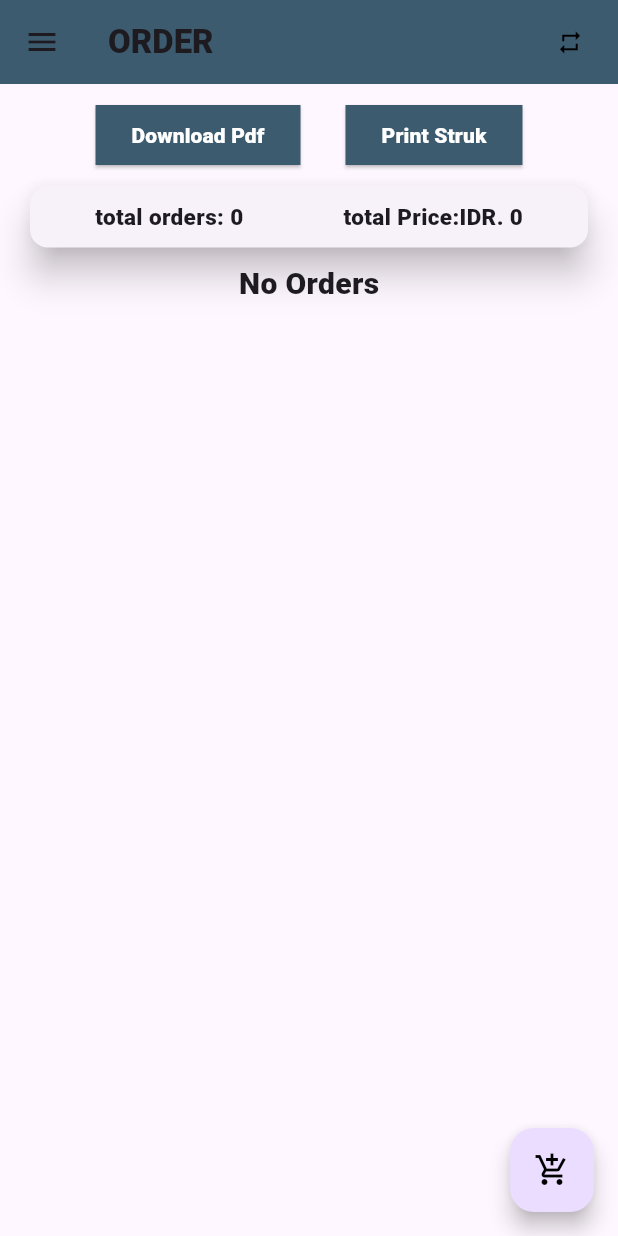
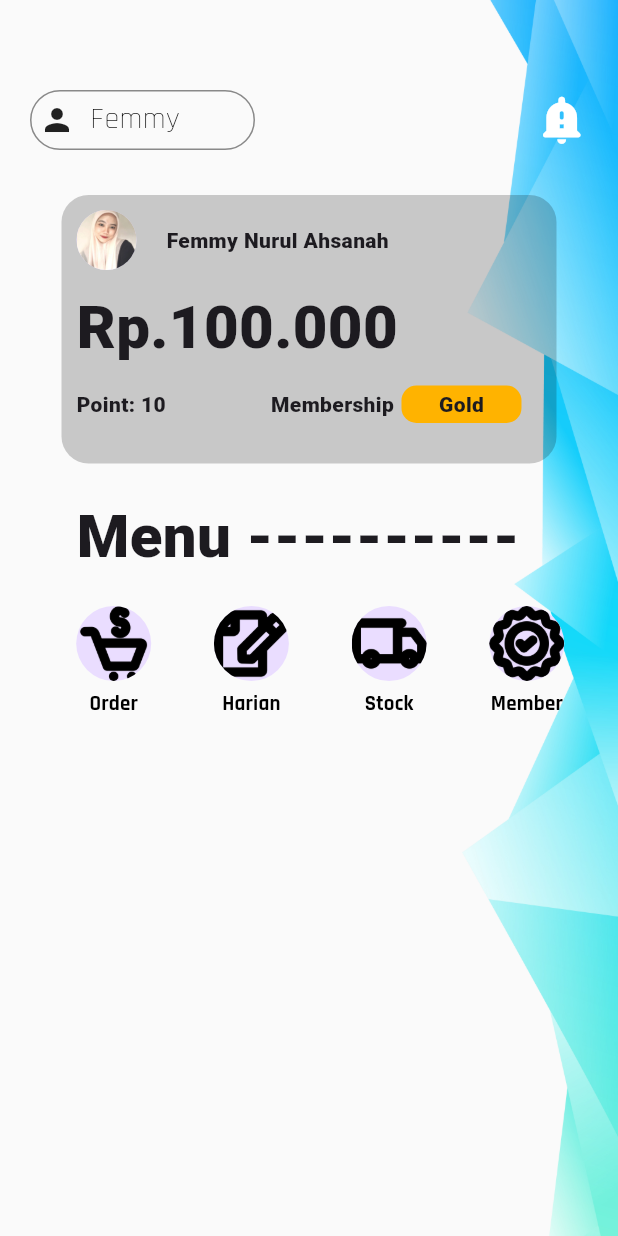
Before and after one commit to fathurdja/kasir-pdf-dan-bluetooth-print, a Flutter app: the screen it shows after launch, after a tap on "Mulai", on a phone screen of 412 x 824 dp. Run offline on Flutter 3.47's test engine with Material 3 defaults, Android fonts, the light colour scheme and no system bars; our stand-ins replace csv, file_picker, pdf, printing; missing offline and left inert: android_path_provider, bluetooth_print, mysql1.

Commit message:
new upload

```diff
--- /dev/null
+++ b/lib/pages/beranda.dart
@@ -0,0 +1,282 @@
+import 'package:flutter/cupertino.dart';
+import 'package:flutter/material.dart';
+import 'package:kasir_app/pages/home.dart';
+
+class FirstPage extends StatefulWidget {
+  const FirstPage({super.key});
+
+  @override
+  State<FirstPage> createState() => _FirstPageState();
+}
+
+class _FirstPageState extends State<FirstPage> {
+  @override
+  Widget build(BuildContext context) {
+    return Scaffold(
+      body: Stack(
+        children: [
+          Container(
+            height: double.infinity,
+            width: double.infinity,
+            decoration: const BoxDecoration(
+              image: DecorationImage(
+                image: AssetImage("assets/images/background.jpg"),
+                fit: BoxFit.cover,
+              ),
+            ),
+          ),
+          Container(
+            padding: const EdgeInsets.only(top: 60),
+            child: SingleChildScrollView(
+              child: Column(
+                children: [
+                  Row(
+                    mainAxisAlignment: MainAxisAlignment.spaceBetween,
+                    children: [
+                      Container(
+                        margin: const EdgeInsets.only(left: 20),
+                        padding: const EdgeInsets.symmetric(horizontal: 5),
+                        height: 40,
+                        width: 150, // Lebarkan wadah teks
+                        decoration: BoxDecoration(
+                          border: Border.all(color: Colors.black45),
+                          borderRadius: BorderRadius.circular(20),
+                        ),
+                        child: const Row(
+                          children: [
+                            Icon(Icons.person),
+                            SizedBox(width: 10),
+                            Flexible(
+                              // Gunakan Flexible untuk memberi ruang bagi teks
+                              child: Text(
+                                "Femmy",
+                                style: TextStyle(
+                                  fontSize: 20, // Kurangi ukuran teks
+                                  color: Colors.black,
+                                  fontFamily: "Rajdhani",
+                                  fontWeight: FontWeight.w500,
+                                ),
+                                overflow: TextOverflow
+                                    .ellipsis, // Tambahkan overflow handling
+                              ),
+                            )
+                          ],
+                        ),
+                      ),
+                      Container(
+                          margin: const EdgeInsets.only(right: 20),
+                          child: const Icon(
+                            Icons.notification_important_rounded,
+                            size: 35,
+                            color: Colors.white,
+                          ))
+                    ],
+                  ),
+                  const SizedBox(
+                    height: 30,
+                  ),
+                  Container(
+                    height: 179,
+                    width: 330,
+                    decoration: BoxDecoration(
+                      color: Colors.black.withOpacity(
+                          0.2), // Warna hitam dengan 50% transparansi
+                      borderRadius: BorderRadius.circular(18),
+
+                      // Opsional, tambahkan border radius jika diinginkan
+                    ),
+                    child: Column(
+                      children: [
+                        const Padding(
+                          padding: EdgeInsets.only(left: 10, top: 10),
+                          child: Row(
+                            children: [
+                              CircleAvatar(
+                                backgroundImage:
+                                    AssetImage("assets/images/fyya.jpg"),
+                              ),
+                              SizedBox(
+                                width: 20,
+                              ),
+                              Text("Femmy Nurul Ahsanah")
+                            ],
+                          ),
+                        ),
+                        const Padding(
+                          padding: EdgeInsets.symmetric(
+                              horizontal: 10, vertical: 10),
+                          child: Row(
+                            mainAxisAlignment: MainAxisAlignment.start,
+                            children: [
+                              Text(
+                                "Rp.100.000",
+                                style: TextStyle(fontSize: 40),
+                              ),
+                            ],
+                          ),
+                        ),
+                        Padding(
+                          padding: const EdgeInsets.only(left: 10),
+                          child: Row(
+                            mainAxisAlignment: MainAxisAlignment.start,
+                            children: [
+                              const Text("Point: 10"),
+                              const SizedBox(
+                                width: 70,
+                              ),
+                              const Text("Membership"),
+                              const SizedBox(
+                                width: 5,
+                              ),
+                              Container(
+                                width: 80,
+                                height: 25,
+                                decoration: BoxDecoration(
+                                  color: Colors.amber[600],
+                                  borderRadius: BorderRadius.circular(10),
+                                ),
+                                child: const Center(child: Text("Gold")),
+                              )
+                            ],
+                          ),
+                        )
+                      ],
+                    ),
+                  ),
+                  const SizedBox(
+                    height: 20,
+                  ),
+                  Container(
+                    padding: const EdgeInsets.only(left: 15),
+                    width: 400,
+                    height: 280,
+                    child: Column(
+                      mainAxisSize: MainAxisSize.min,
+                      mainAxisAlignment: MainAxisAlignment.start,
+                      children: [
+                        const Padding(
+                          padding: EdgeInsets.only(left: 30, bottom: 10),
+                          child: Row(
+                            children: [
+                              Text(
+                                "Menu ----------",
+                                style: const TextStyle(fontSize: 40),
+                              ),
+                            ],
+                          ),
+                        ),
+                        Row(
+                          mainAxisAlignment: MainAxisAlignment.spaceEvenly,
+                          children: [
+                            TextButton(
+                              onPressed: () {},
+                              child: GestureDetector(
+                                onTap: () => Navigator.push(
+                                    context,
+                                    MaterialPageRoute(
+                                        builder: (context) => Home())),
+                                child: const Column(
+                                  mainAxisSize: MainAxisSize.min,
+                                  children: [
+                                    CircleAvatar(
+                                      radius: 25,
+                                      foregroundImage: AssetImage(
+                                        "assets/images/order.png",
+                                      ),
+                                    ),
+                                    SizedBox(height: 5),
+                                    Text(
+                                      "Order",
+                                      style: TextStyle(
+                                        color: Colors.black,
+                                        fontFamily: "Rajdhani",
+                                        fontWeight: FontWeight.bold,
+                                      ),
+                                    ),
+                                  ],
+                                ),
+                              ),
+                            ),
+                            TextButton(
+                              onPressed: () {},
+                              child: const Column(
+                                mainAxisSize: MainAxisSize.min,
+                                children: [
+                                  CircleAvatar(
+                                    radius: 25,
+                                    foregroundImage: AssetImage(
+                                      "assets/images/harian.png",
+                                    ),
+                                  ),
+                                  SizedBox(height: 5),
+                                  Text(
+                                    "Harian",
+                                    style: TextStyle(
+                                      color: Colors.black,
+                                      fontFamily: "Rajdhani",
+                                      fontWeight: FontWeight.bold,
+                                    ),
+                                  ),
+                                ],
+                              ),
+                            ),
+                            TextButton(
+                              onPressed: () {},
+                              child: const Column(
+                                mainAxisSize: MainAxisSize.min,
+                                children: [
+                                  CircleAvatar(
+                                    radius: 25,
+                                    foregroundImage: AssetImage(
+                                      "assets/images/stock.png",
+                                    ),
+                                  ),
+                                  SizedBox(height: 5),
+                                  Text(
+                                    "Stock",
+                                    style: TextStyle(
+                                      color: Colors.black,
+                                      fontFamily: "Rajdhani",
+                                      fontWeight: FontWeight.bold,
+                                    ),
+                                  ),
+                                ],
+                              ),
+                            ),
+                            TextButton(
+                              onPressed: () {},
+                              child: const Column(
+                                mainAxisSize: MainAxisSize.min,
+                                children: [
+                                  CircleAvatar(
+                                    radius: 25,
+                                    foregroundImage: AssetImage(
+                                      "assets/images/member.png",
+                                    ),
+                                  ),
+                                  SizedBox(height: 5),
+                                  Text(
+                                    "Member",
+                                    style: TextStyle(
+                                      color: Colors.black,
+                                      fontFamily: "Rajdhani",
+                                      fontWeight: FontWeight.bold,
+                                    ),
+                                  ),
+                                ],
+                              ),
+                            ),
+                          ],
+                        ),
+                      ],
+                    ),
+                  )
+                ],
+              ),
+            ),
+          ),
+        ],
+      ),
+    );
+  }
+}
--- a/lib/pages/home.dart
+++ b/lib/pages/home.dart
@@ -1,4 +1,3 @@
-
 import 'dart:io';
 import 'package:android_path_provider/android_path_provider.dart';
 import 'package:csv/csv.dart';
@@ -7,6 +6,7 @@ import 'package:flutter/material.dart';
 import 'package:kasir_app/pages/Product_page.dart';
 import 'package:kasir_app/models/product.dart';
 import 'package:kasir_app/pages/addPage.dart';
+import 'package:kasir_app/pages/beranda.dart';
 import 'package:kasir_app/pages/dailyReport.dart';
 import 'package:kasir_app/pages/homePage.dart';
 import 'package:kasir_app/pages/invoice_page.dart';
@@ -102,6 +102,15 @@ class _HomeState extends State<Home> {
         child: SingleChildScrollView(
           child: Column(
             children: [
+              ListTile(
+                leading: const Icon(Icons.home_filled),
+                title: const Text("Home"),
+                trailing: const Icon(Icons.arrow_right_sharp),
+                onTap: () {
+                  Navigator.push(context,
+                      MaterialPageRoute(builder: (context) => FirstPage()));
+                },
+              ),
               ListTile(
                 leading: const Icon(Icons.stacked_bar_chart),
                 title: const Text("Laporan Harian"),
--- a/lib/pages/uploadFile.dart
+++ b/lib/pages/uploadFile.dart
@@ -4,8 +4,6 @@ import 'package:flutter/cupertino.dart';
 import 'package:flutter/material.dart';
 import 'dart:convert';
 import 'dart:io';
-
-import 'package:flutter/services.dart';
 import 'package:flutter/widgets.dart';
 import 'package:kasir_app/models/dataTable.dart';
 
--- a/lib/pages/wellcome_page.dart
+++ b/lib/pages/wellcome_page.dart
@@ -1,6 +1,6 @@
 import 'package:flutter/cupertino.dart';
 import 'package:flutter/material.dart';
-import 'package:kasir_app/pages/home.dart';
+import 'package:kasir_app/pages/beranda.dart';
 
 class WellcomePage extends StatelessWidget {
   const WellcomePage({super.key});
@@ -88,7 +88,8 @@ class WellcomePage extends StatelessWidget {
                           Navigator.pushReplacement(
                             context,
                             MaterialPageRoute(
-                              builder: (context) => const Home(),
+                              // builder: (context) => const Home(),
+                              builder: (context) => FirstPage(),
                             ),
                           );
                         },
```
Also changed, not shown: pubspec.yaml (+6 -1 lines), assets/images/background.jpg (added), assets/images/fyya.jpg (added), assets/images/harian.png (added), assets/images/logo.jpg (deleted), assets/images/member.png (added), assets/images/order.png (added), assets/images/stock.png (added).
